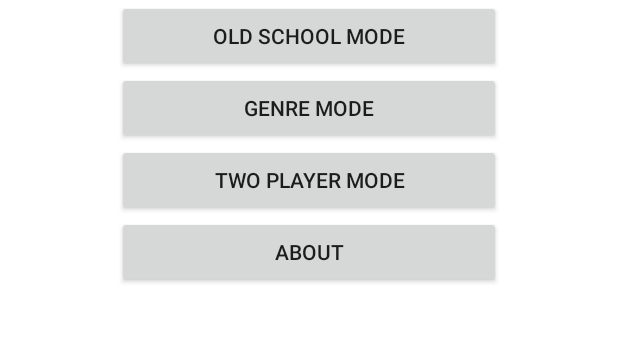
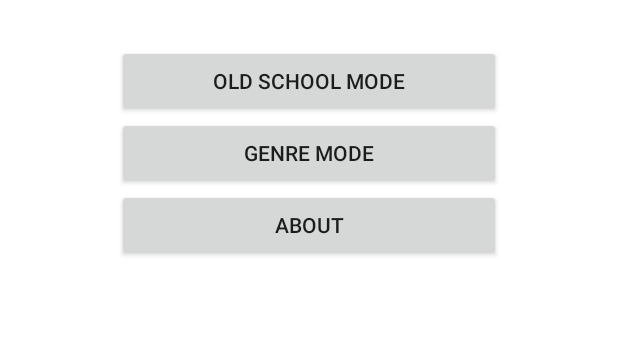
Before and after one commit to SanketDG/Hangman, an Android app: the screen it shows after launch (SplashScreenActivity), on a phone screen of 412 x 824 dp, the part 516-859 px from its top. Run offline under Robolectric (Android 15) with nearby library versions, the phone set to English and light mode, and no system bars.

Commit message:
Delete two player mode as its not required.

```diff
--- a/app/src/main/java/snkt/co/hangman/SplashScreenActivity.java
+++ b/app/src/main/java/snkt/co/hangman/SplashScreenActivity.java
@@ -14,14 +14,13 @@ import android.widget.Button;
 import android.widget.TextView;
 
 import static snkt.co.hangman.R.id.about;
-import static snkt.co.hangman.R.id.twoPlayerMode;
 
 public class SplashScreenActivity extends Activity {
 
     // Splash screen timer
     private static int SPLASH_TIME_OUT = 2000;
 
-    private Button normalMode, streakMode, twoPlayerMode, aboutButton;
+    private Button normalMode, genreMode, aboutButton;
 
     @Override
     protected void onCreate(Bundle savedInstanceState) {
@@ -30,8 +29,7 @@ public class SplashScreenActivity extends Activity {
 
 
         normalMode = (Button) findViewById(R.id.normalMode);
-        streakMode = (Button) findViewById(R.id.genreMode);
-        twoPlayerMode = (Button) findViewById(R.id.twoPlayerMode);
+        genreMode = (Button) findViewById(R.id.genreMode);
         aboutButton = (Button) findViewById(R.id.about);
 
 
@@ -47,8 +45,7 @@ public class SplashScreenActivity extends Activity {
                 // This method will be executed once the timer is over
                 // Start your app main activity
                 normalMode.setVisibility(View.VISIBLE);
-                streakMode.setVisibility(View.VISIBLE);
-                twoPlayerMode.setVisibility(View.VISIBLE);
+                genreMode.setVisibility(View.VISIBLE);
                 aboutButton.setVisibility(View.VISIBLE);
                 // close this activity
             }
--- a/app/src/main/res/layout/activity_splash_screen.xml
+++ b/app/src/main/res/layout/activity_splash_screen.xml
@@ -25,29 +25,17 @@
         android:layout_alignEnd="@+id/normalMode" />
 
     <Button
-        android:text="TWO PLAYER MODE"
-        android:layout_width="wrap_content"
-        android:layout_height="wrap_content"
-        android:visibility="invisible"
-        android:id="@+id/twoPlayerMode"
-        android:layout_below="@+id/genreMode"
-        android:layout_alignLeft="@+id/genreMode"
-        android:layout_alignStart="@+id/genreMode"
-        android:layout_alignRight="@+id/genreMode"
-        android:layout_alignEnd="@+id/genreMode" />
-
-    <Button
         android:text="ABOUT"
         android:layout_width="wrap_content"
         android:layout_height="wrap_content"
         android:visibility="invisible"
         android:id="@+id/about"
         android:onClick="showAbout"
-        android:layout_below="@+id/twoPlayerMode"
-        android:layout_alignLeft="@+id/twoPlayerMode"
-        android:layout_alignStart="@+id/twoPlayerMode"
-        android:layout_alignRight="@+id/twoPlayerMode"
-        android:layout_alignEnd="@+id/twoPlayerMode" />
+        android:layout_below="@+id/genreMode"
+        android:layout_alignLeft="@+id/genreMode"
+        android:layout_alignStart="@+id/genreMode"
+        android:layout_alignRight="@+id/genreMode"
+        android:layout_alignEnd="@+id/genreMode" />
 
 
     <Button
@@ -57,6 +45,7 @@
         android:onClick="goToGame"
         android:id="@+id/normalMode"
         android:visibility="invisible"
+        android:layout_marginTop="30dp"
         android:layout_below="@+id/textView"
         android:layout_alignLeft="@+id/imgLogo"
         android:layout_alignStart="@+id/imgLogo"
--- a/app/src/main/res/values/arrays.xml
+++ b/app/src/main/res/values/arrays.xml
@@ -5,7 +5,9 @@
         <item>Dictionary</item>
         <item>Hollywood</item>
         <item>Bollywood</item>
-        <item>Famouse people</item>
+        <item>Famous.
+
+            people</item>
         <item>Riddles</item>
     </string-array>
 </resources>
--- a/app/src/main/res/values/strings.xml
+++ b/app/src/main/res/values/strings.xml
@@ -93,8 +93,7 @@
     <p>Hangman is a game of guessing words. Try to guess the word by guessing each letter.</p>
     <p>Read more in the Wikipedia <a href="https://en.wikipedia.org/wiki/Hangman_(game)">article</a></p>
     <p>With every wrong guess, the stick figure gets closer to getting hanged! <b>Save him!</b></p>
-    <p>Make sure that <b>"hangman"</b> is not hanged!</p>
-    <p><b>May the guess be with you!</b></p>]]></string>
+    <p>Make sure that <b>"hangman"</b> is not hanged!</p>    <p><b>May the guess be with you!</b></p>]]></string>
 
     <string name="about"><![CDATA[<p></p>
     <h2>&copy SanketDG 2016</h2>
```
